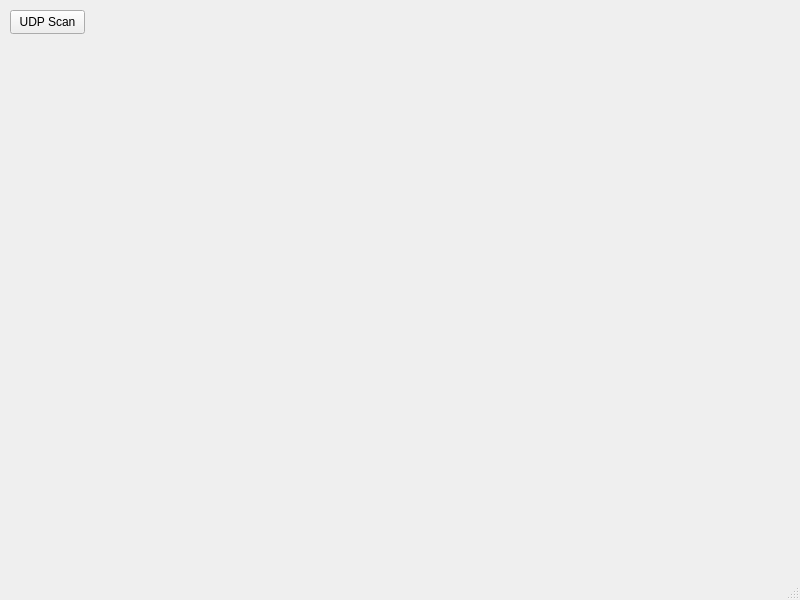
This is mainwindow.ui in LukaJankovic/Ambience as Qt 5 draws it before an edit. The edited form follows.
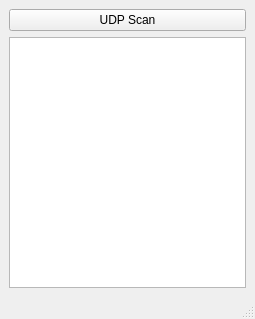
This is the edited form.

Commit message: signals and slots, light class gets label

```diff
--- a/mainwindow.ui
+++ b/mainwindow.ui
@@ -6,27 +6,30 @@
    <rect>
     <x>0</x>
     <y>0</y>
-    <width>800</width>
-    <height>600</height>
+    <width>255</width>
+    <height>319</height>
    </rect>
   </property>
   <property name="windowTitle">
    <string>MainWindow</string>
   </property>
   <widget class="QWidget" name="centralwidget">
+   <layout class="QGridLayout" name="gridLayout">
+    <item row="0" column="0">
+     <layout class="QVBoxLayout" name="verticalLayout">
+      <item>
    <widget class="QPushButton" name="pushButton">
-    <property name="geometry">
-     <rect>
-      <x>10</x>
-      <y>10</y>
-      <width>75</width>
-      <height>24</height>
-     </rect>
-    </property>
     <property name="text">
      <string>UDP Scan</string>
     </property>
    </widget>
+      </item>
+      <item>
+       <widget class="QListView" name="listView"/>
+      </item>
+     </layout>
+    </item>
+   </layout>
   </widget>
   <widget class="QMenuBar" name="menubar">
    <property name="geometry">
```
Left out of the diff: 6 changed lines with no effect on the pictures. Lines whose indentation alone changed are shown as unchanged. The commit also changes 8 other files.
